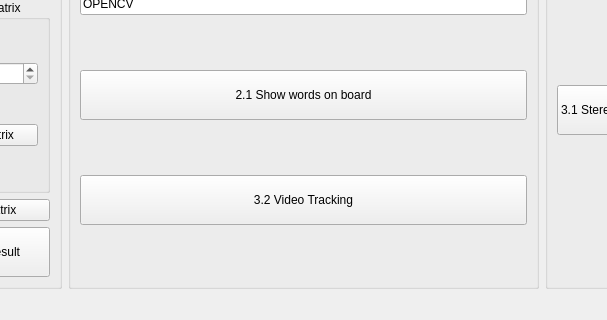
Qt form hw1/mainwindow.ui (cicero884/CVDL_2021) before a commit; both pictures show x 123 to 730 and y 94 to 414 of the 930 by 414 pixel window.
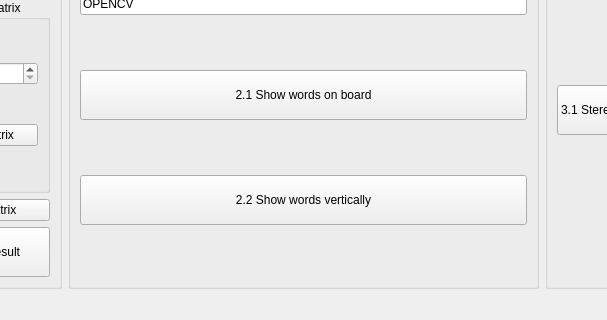
The same form after that commit.

Diff of the .ui file:
```diff
--- a/hw1/mainwindow.ui
+++ b/hw1/mainwindow.ui
@@ -138,7 +138,7 @@
           </size>
          </property>
          <property name="text">
-          <string>3.2 Video Tracking</string>
+          <string>2.2 Show words vertically</string>
          </property>
         </widget>
        </item>
```
